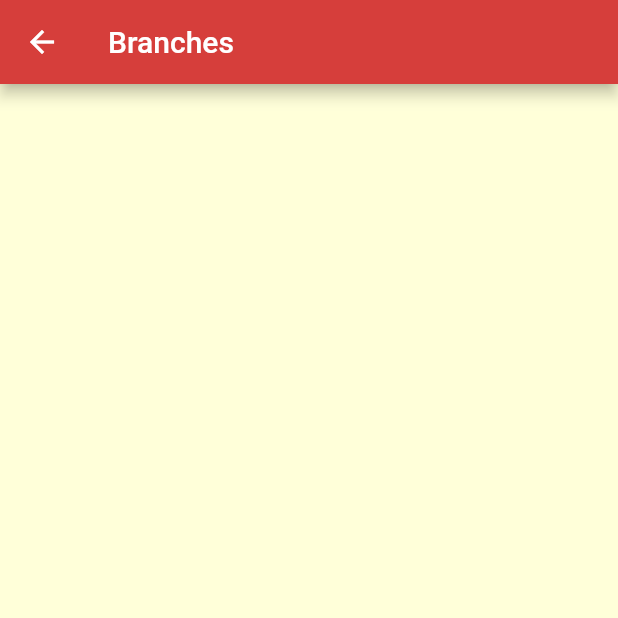
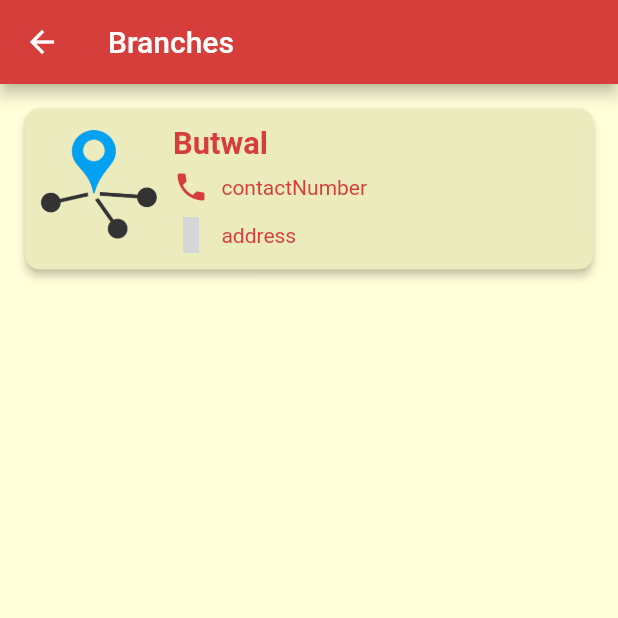
Before and after one commit to prakash123-debug/namasteNepal-mobileApp, a Flutter app: the screen it shows after launch, after a tap on "Branches", on a phone screen of 412 x 824 dp, the top half of it. Run offline on Flutter 3.47's test engine with Material 2 defaults, Android fonts, the phone set to English and light mode, and no system bars; our stand-ins replace carousel_slider, dio, flutter_easyloading, flutter_secure_storage, flutter_vector_icons, flutter_zoom_drawer and 2 more; missing offline and left inert: jwt_decode; network calls fail; grey boxes are pictures that could not be loaded.

Commit message:
branch list page added

```diff
--- a/lib/Pages/FunctionsPage/branches.dart
+++ b/lib/Pages/FunctionsPage/branches.dart
@@ -1,4 +1,10 @@
 import 'package:flutter/material.dart';
+import 'package:namaste_nepal/Provider/announcementProvider.dart';
+import 'package:namaste_nepal/Provider/branchProvider.dart';
+import 'package:namaste_nepal/Utils/colorParser.dart';
+import 'package:namaste_nepal/Widgets/announcementListWidget.dart';
+import 'package:namaste_nepal/Widgets/branchListWidget.dart';
+import 'package:provider/provider.dart';
 
 class Branches extends StatefulWidget {
   const Branches({Key? key}) : super(key: key);
@@ -10,10 +16,89 @@ class Branches extends StatefulWidget {
 class _BranchesState extends State<Branches> {
   @override
   Widget build(BuildContext context) {
+    double deviceHeight = MediaQuery.of(context).size.height;
+    double deviceWidth = MediaQuery.of(context).size.width;
+    List<Branch> listOfBranch = Provider.of<BranchProvider>(context).branches;
     return Scaffold(
       appBar: AppBar(
         title: Text("Branches"),
       ),
+      body: Container(
+        // color: Colors.amber,
+        child: listOfBranch.length == 0
+            ? Center(
+                child: Text(
+                  "Data Not Found!!",
+                  style:
+                      TextStyle(color: Colors.red, fontStyle: FontStyle.italic),
+                ),
+              )
+            : ListView.builder(
+                itemCount: listOfBranch.length,
+                itemBuilder: (context, index) => Padding(
+                      padding: EdgeInsets.symmetric(
+                          vertical: deviceHeight * 0.02,
+                          horizontal: deviceWidth * 0.04),
+                      child: Material(
+                        elevation: 2.5,
+                        type: MaterialType.card,
+                        borderRadius: BorderRadius.circular(10),
+                        // color: Colors.white,
+                        color: parseColor("#ebebbe"),
+
+                        child: Container(
+                            padding: EdgeInsets.symmetric(
+                                horizontal: deviceWidth * 0.02,
+                                vertical: deviceHeight * 0.01),
+                            height: deviceHeight * 0.13,
+                            child: index % 2 == 0
+                                ? Row(
+                                    children: [
+                                      Container(
+                                        width: deviceWidth * 0.2,
+                                        decoration: BoxDecoration(
+                                            // color: Colors.red,
+                                            borderRadius:
+                                                BorderRadius.circular(5)),
+                                        child: ClipRRect(
+                                          borderRadius:
+                                              BorderRadius.circular(5),
+                                          child: Image.asset(
+                                            "assets/images/branches.png",
+                                            fit: BoxFit.cover,
+                                          ),
+                                        ),
+                                      ),
+                                      Expanded(
+                                          child: branchListWidget(
+                                              context, listOfBranch[index]))
+                                    ],
+                                  )
+                                : Row(
+                                    children: [
+                                      Expanded(
+                                          child: branchListWidget(
+                                              context, listOfBranch[index])),
+                                      Container(
+                                        width: deviceWidth * 0.2,
+                                        decoration: BoxDecoration(
+                                            // color: Colors.red,
+                                            borderRadius:
+                                                BorderRadius.circular(5)),
+                                        child: ClipRRect(
+                                          borderRadius:
+                                              BorderRadius.circular(5),
+                                          child: Image.asset(
+                                            "assets/images/branches.png",
+                                            fit: BoxFit.cover,
+                                          ),
+                                        ),
+                                      ),
+                                    ],
+                                  )),
+                      ),
+                    )),
+      ),
     );
   }
 }
--- a/lib/Pages/homePage.dart
+++ b/lib/Pages/homePage.dart
@@ -93,6 +93,29 @@ class _TwoPanelsState extends State<TwoPanels> with TickerProviderStateMixin {
     super.dispose();
   }
 
+  void serverCall() {
+    Provider.of<AnnouncementCategoryProvider>(context)
+        .getAllAnnouncementCategory();
+    Provider.of<ArticleCategoryProvider>(context).getAllArticleCategory();
+    Provider.of<ProgramCategoryProvider>(context).getAllprogramCategory();
+    Provider.of<ProgramProvider>(context).getAllProgram();
+    Provider.of<ArticleProvider>(context).getAllArticle();
+    Provider.of<AnnouncementProvider>(context).getAllAnnouncement();
+    Provider.of<BranchProvider>(context).getAllBranches();
+  }
+
+  bool isStarting = true;
+  @override
+  void didChangeDependencies() {
+    // TODO: implement didChangeDependencies
+    super.didChangeDependencies();
+
+    if (isStarting) {
+      serverCall();
+    }
+    isStarting = false;
+  }
+
   Widget bothPanels(BuildContext context, BoxConstraints constraints) {
     final ThemeData theme = Theme.of(context);
     double deviceWidth = MediaQuery.of(context).size.width;
@@ -151,27 +174,27 @@ class _TwoPanelsState extends State<TwoPanels> with TickerProviderStateMixin {
 // class _HomePageState extends State<HomePage> {
 //   bool isStarting = true;
 
-//   void serverCall() {
-//     Provider.of<AnnouncementCategoryProvider>(context)
-//         .getAllAnnouncementCategory();
-//     Provider.of<ArticleCategoryProvider>(context).getAllArticleCategory();
-//     Provider.of<ProgramCategoryProvider>(context).getAllprogramCategory();
-//     Provider.of<ProgramProvider>(context).getAllProgram();
-//     Provider.of<ArticleProvider>(context).getAllArticle();
-//     Provider.of<AnnouncementProvider>(context).getAllAnnouncement();
-//     Provider.of<BranchProvider>(context).getAllBranches();
-//   }
+  // void serverCall() {
+  //   Provider.of<AnnouncementCategoryProvider>(context)
+  //       .getAllAnnouncementCategory();
+  //   Provider.of<ArticleCategoryProvider>(context).getAllArticleCategory();
+  //   Provider.of<ProgramCategoryProvider>(context).getAllprogramCategory();
+  //   Provider.of<ProgramProvider>(context).getAllProgram();
+  //   Provider.of<ArticleProvider>(context).getAllArticle();
+  //   Provider.of<AnnouncementProvider>(context).getAllAnnouncement();
+  //   Provider.of<BranchProvider>(context).getAllBranches();
+  // }
 
-//   @override
-//   void didChangeDependencies() {
-//     // TODO: implement didChangeDependencies
-//     super.didChangeDependencies();
+  // @override
+  // void didChangeDependencies() {
+  //   // TODO: implement didChangeDependencies
+  //   super.didChangeDependencies();
 
-//     if (isStarting) {
-//       serverCall();
-//     }
-//     isStarting = false;
-//   }
+  //   if (isStarting) {
+  //     serverCall();
+  //   }
+  //   isStarting = false;
+  // }
 
 //   final GlobalKey<ScaffoldState> _scaffoldKey = new GlobalKey<ScaffoldState>();
 
--- a/lib/Provider/branchProvider.dart
+++ b/lib/Provider/branchProvider.dart
@@ -20,7 +20,14 @@ class Branch {
 }
 
 class BranchProvider extends ChangeNotifier {
-  List<Branch> _branches = [];
+  List<Branch> _branches = [
+    Branch(
+        id: 1,
+        name: "Butwal",
+        address: "address",
+        contactNumber: "contactNumber",
+        establishedDate: "establishedDate")
+  ];
   List<Branch> get branches {
     return [..._branches];
   }
--- /dev/null
+++ b/lib/Widgets/branchListWidget.dart
@@ -0,0 +1,76 @@
+import 'package:flutter/material.dart';
+import 'package:flutter_vector_icons/flutter_vector_icons.dart';
+import 'package:namaste_nepal/Provider/announcementCategoryProvider.dart';
+import 'package:namaste_nepal/Provider/announcementProvider.dart';
+import 'package:namaste_nepal/Provider/branchProvider.dart';
+import 'package:provider/provider.dart';
+
+Widget branchListWidget(BuildContext context, Branch branchData) {
+  double deviceHeight = MediaQuery.of(context).size.height;
+  double deviceWidth = MediaQuery.of(context).size.width;
+  return Container(
+    padding: EdgeInsets.symmetric(horizontal: deviceWidth * 0.02),
+    // color: Colors.pink,
+    child: Column(
+      crossAxisAlignment: CrossAxisAlignment.start,
+      mainAxisAlignment: MainAxisAlignment.spaceAround,
+      children: [
+        Text(
+          branchData.name,
+          maxLines: 1,
+          overflow: TextOverflow.ellipsis,
+          style: TextStyle(
+              color: Theme.of(context).primaryColor,
+              fontWeight: FontWeight.bold,
+              fontSize: deviceWidth * 0.05),
+        ),
+        Column(
+          children: [
+            Row(
+              mainAxisAlignment: MainAxisAlignment.start,
+              children: [
+                Icon(
+                  Icons.phone,
+                  color: Theme.of(context).primaryColor,
+                ),
+                Padding(
+                  padding: EdgeInsets.only(left: deviceWidth * 0.02),
+                  child: Text(
+                    // "${branchData.announcementCategoryId}",
+                    branchData.contactNumber,
+                    maxLines: 1,
+                    overflow: TextOverflow.ellipsis,
+                    style: TextStyle(color: Theme.of(context).primaryColor),
+                  ),
+                )
+              ],
+            ),
+            Padding(
+              padding: EdgeInsets.only(top: 8.0),
+              child: Row(
+                mainAxisAlignment: MainAxisAlignment.start,
+                children: [
+                  Icon(
+                    MaterialCommunityIcons.map_marker,
+                    color: Theme.of(context).primaryColor,
+                  ),
+                  Padding(
+                    padding: EdgeInsets.only(left: deviceWidth * 0.02),
+                    child: Text(
+                      "${branchData.address}",
+                      maxLines: 1,
+                      overflow: TextOverflow.ellipsis,
+                      style: TextStyle(
+                        color: Theme.of(context).primaryColor,
+                      ),
+                    ),
+                  )
+                ],
+              ),
+            ),
+          ],
+        ),
+      ],
+    ),
+  );
+}
```
